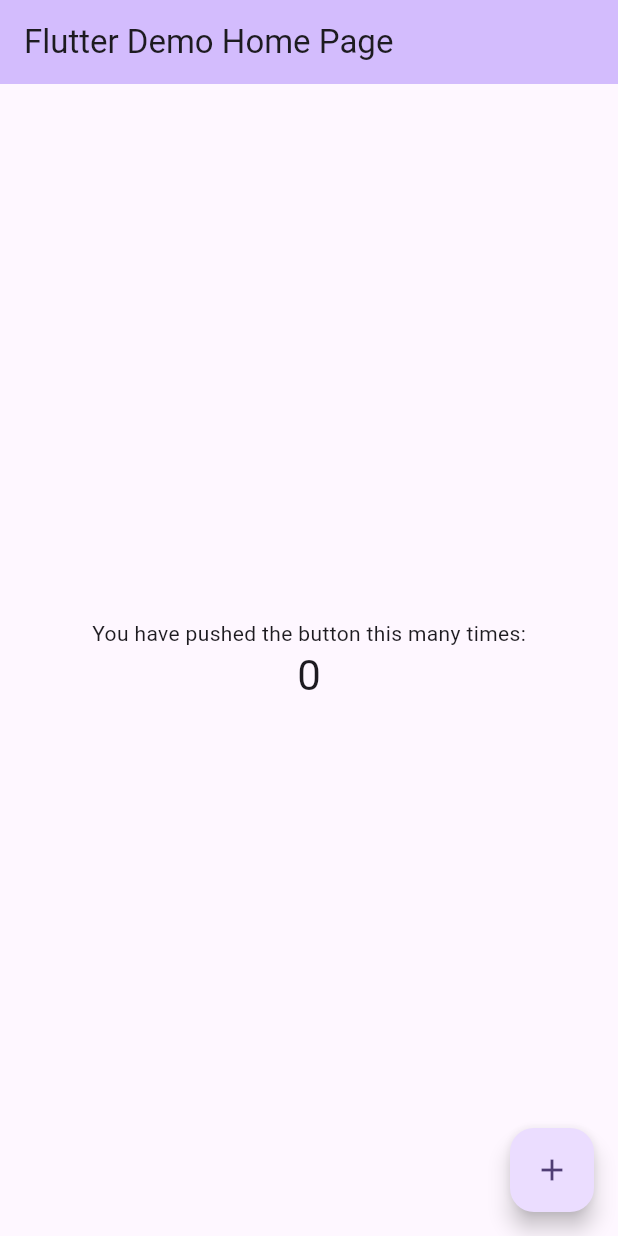
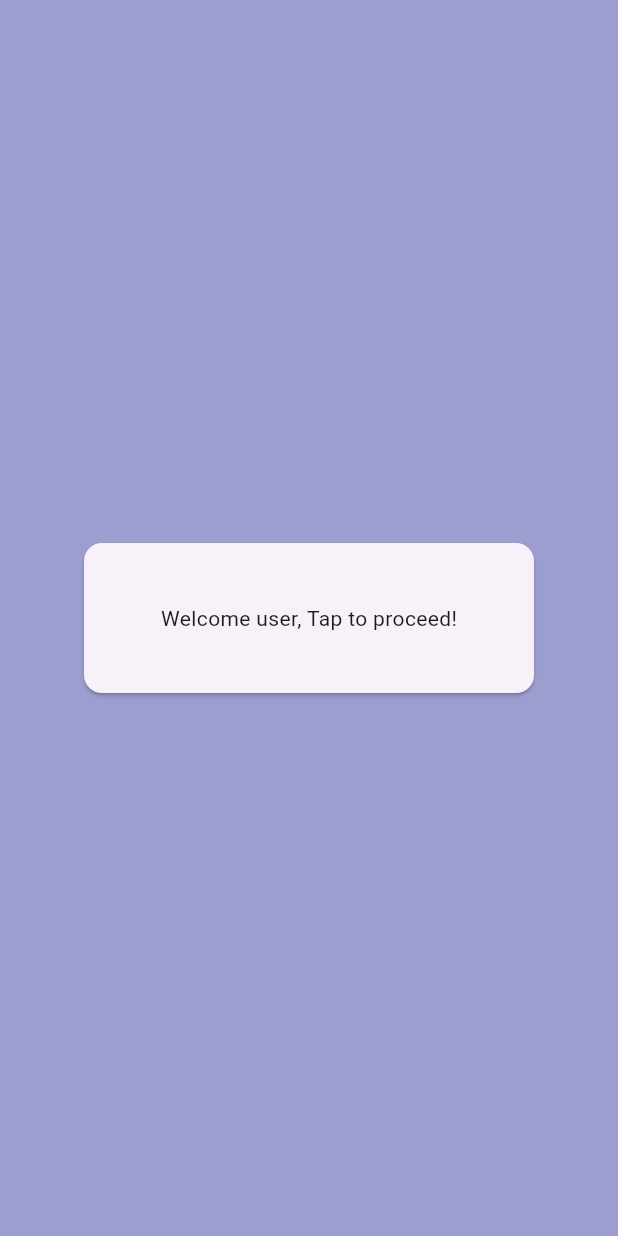
Before and after one commit to Sibu464/flutterApp, a Flutter app: the screen it shows after launch, on a phone screen of 412 x 824 dp. Run offline on Flutter 3.47's test engine with Material 3 defaults, Android fonts, the phone set to English and light mode, and no system bars; our stand-ins replace fl_chart.

Commit message:
working version 1

```diff
--- a/Frontend/get_data/lib/core/constants/api_constants.dart
+++ b/Frontend/get_data/lib/core/constants/api_constants.dart
@@ -0,0 +1 @@
+ String getPointsUrl = "http://127.0.0.1:8000/sawtooth/next3/";
--- /dev/null
+++ b/Frontend/get_data/lib/core/widgets/responsive.dart
@@ -0,0 +1,34 @@
+import 'package:flutter/material.dart';
+
+class Responsive extends StatelessWidget {
+  final Widget mobile;
+  final Widget tablet;
+  final Widget desktop;
+
+  const Responsive(
+      {super.key,
+      required this.mobile,
+      required this.tablet,
+      required this.desktop});
+
+  static bool isMobile(BuildContext context) =>
+      MediaQuery.of(context).size.width < 850;
+
+  static bool isTablet(BuildContext context) =>
+      MediaQuery.of(context).size.width >= 850 &&
+      MediaQuery.of(context).size.width < 1100;
+
+  static bool isDesktop(BuildContext context) =>
+      MediaQuery.of(context).size.width >= 1100;
+
+  @override
+  Widget build(BuildContext context) {
+    if (isDesktop(context)) {
+      return desktop;
+    } else if (isTablet(context)) {
+      return tablet;
+    } else {
+      return mobile;
+    }
+  }
+}
--- /dev/null
+++ b/Frontend/get_data/lib/home.dart
@@ -0,0 +1,25 @@
+import 'package:flutter/material.dart';
+import 'package:get_data/core/widgets/responsive.dart';
+import 'package:get_data/screens/welcome_screen.dart';
+
+class Home extends StatefulWidget {
+  const Home({super.key});
+
+  @override
+  State<Home> createState() => _HomeState();
+}
+
+class _HomeState extends State<Home> {
+  @override
+  Widget build(BuildContext context) {
+    return Scaffold(
+        body: SafeArea(
+            //         child: Row(
+            //   children: [
+            //     if (Responsive.isDesktop(context))
+            //       const Expanded(flex: 5, child: WelcomeScreen()),
+            //   ],
+            // )
+            child: WelcomeScreen()));
+  }
+}
--- a/Frontend/get_data/lib/main.dart
+++ b/Frontend/get_data/lib/main.dart
@@ -1,4 +1,5 @@
 import 'package:flutter/material.dart';
+import 'package:get_data/home.dart';
 
 void main() {
   runApp(const MyApp());
@@ -7,119 +8,15 @@
 class MyApp extends StatelessWidget {
   const MyApp({super.key});
 
-  // This widget is the root of your application.
   @override
   Widget build(BuildContext context) {
     return MaterialApp(
       title: 'Flutter Demo',
       theme: ThemeData(
-        // This is the theme of your application.
-        //
-        // TRY THIS: Try running your application with "flutter run". You'll see
-        // the application has a purple toolbar. Then, without quitting the app,
-        // try changing the seedColor in the colorScheme below to Colors.green
-        // and then invoke "hot reload" (save your changes or press the "hot
-        // reload" button in a Flutter-supported IDE, or press "r" if you used
-        // the command line to start the app).
-        //
-        // Notice that the counter didn't reset back to zero; the application
-        // state is not lost during the reload. To reset the state, use hot
-        // restart instead.
-        //
-        // This works for code too, not just values: Most code changes can be
-        // tested with just a hot reload.
         colorScheme: ColorScheme.fromSeed(seedColor: Colors.deepPurple),
         useMaterial3: true,
       ),
-      home: const MyHomePage(title: 'Flutter Demo Home Page'),
+      home: const Home(),
     );
   }
 }
-
-class MyHomePage extends StatefulWidget {
-  const MyHomePage({super.key, required this.title});
-
-  // This widget is the home page of your application. It is stateful, meaning
-  // that it has a State object (defined below) that contains fields that affect
-  // how it looks.
-
-  // This class is the configuration for the state. It holds the values (in this
-  // case the title) provided by the parent (in this case the App widget) and
-  // used by the build method of the State. Fields in a Widget subclass are
-  // always marked "final".
-
-  final String title;
-
-  @override
-  State<MyHomePage> createState() => _MyHomePageState();
-}
-
-class _MyHomePageState extends State<MyHomePage> {
-  int _counter = 0;
-
-  void _incrementCounter() {
-    setState(() {
-      // This call to setState tells the Flutter framework that something has
-      // changed in this State, which causes it to rerun the build method below
-      // so that the display can reflect the updated values. If we changed
-      // _counter without calling setState(), then the build method would not be
-      // called again, and so nothing would appear to happen.
-      _counter++;
-    });
-  }
-
-  @override
-  Widget build(BuildContext context) {
-    // This method is rerun every time setState is called, for instance as done
-    // by the _incrementCounter method above.
-    //
-    // The Flutter framework has been optimized to make rerunning build methods
-    // fast, so that you can just rebuild anything that needs updating rather
-    // than having to individually change instances of widgets.
-    return Scaffold(
-      appBar: AppBar(
-        // TRY THIS: Try changing the color here to a specific color (to
-        // Colors.amber, perhaps?) and trigger a hot reload to see the AppBar
-        // change color while the other colors stay the same.
-        backgroundColor: Theme.of(context).colorScheme.inversePrimary,
-        // Here we take the value from the MyHomePage object that was created by
-        // the App.build method, and use it to set our appbar title.
-        title: Text(widget.title),
-      ),
-      body: Center(
-        // Center is a layout widget. It takes a single child and positions it
-        // in the middle of the parent.
-        child: Column(
-          // Column is also a layout widget. It takes a list of children and
-          // arranges them vertically. By default, it sizes itself to fit its
-          // children horizontally, and tries to be as tall as its parent.
-          //
-          // Column has various properties to control how it sizes itself and
-          // how it positions its children. Here we use mainAxisAlignment to
-          // center the children vertically; the main axis here is the vertical
-          // axis because Columns are vertical (the cross axis would be
-          // horizontal).
-          //
-          // TRY THIS: Invoke "debug painting" (choose the "Toggle Debug Paint"
-          // action in the IDE, or press "p" in the console), to see the
-          // wireframe for each widget.
-          mainAxisAlignment: MainAxisAlignment.center,
-          children: <Widget>[
-            const Text(
-              'You have pushed the button this many times:',
-            ),
-            Text(
-              '$_counter',
-              style: Theme.of(context).textTheme.headlineMedium,
-            ),
-          ],
-        ),
-      ),
-      floatingActionButton: FloatingActionButton(
-        onPressed: _incrementCounter,
-        tooltip: 'Increment',
-        child: const Icon(Icons.add),
-      ), // This trailing comma makes auto-formatting nicer for build methods.
-    );
-  }
-}
--- /dev/null
+++ b/Frontend/get_data/lib/screens/mobile/mobile.dart
@@ -0,0 +1,34 @@
+import 'package:flutter/material.dart';
+import 'package:get_data/screens/graph%20screen.dart';
+
+class MobileWelcome extends StatelessWidget {
+  const MobileWelcome({super.key});
+
+  @override
+  Widget build(BuildContext context) {
+    return Scaffold(
+        backgroundColor: Color.fromRGBO(155, 158, 206, 58),
+        body: Center(
+          child: Card(
+            clipBehavior: Clip.hardEdge,
+            child: InkWell(
+              splashColor: Colors.blue.withAlpha(30),
+              onTap: () {
+                Navigator.push(
+                  context,
+                  MaterialPageRoute(builder: (context) => SawtoothGraph()),
+                );
+
+              },
+              child: const SizedBox(
+                width: 300,
+                height: 100,
+                child: const Center(
+                  child: Text('Welcome user, Tap to proceed!'),
+                ),
+              ),
+            ),
+          ),
+        ));
+  }
+}
--- a/Frontend/get_data/lib/screens/welcome_screen.dart
+++ b/Frontend/get_data/lib/screens/welcome_screen.dart
@@ -0,0 +1,17 @@
+import 'package:flutter/material.dart';
+import 'package:get_data/core/widgets/responsive.dart';
+import 'package:get_data/screens/Tablet/tablet.dart';
+import 'package:get_data/screens/desktop/desktop.dart';
+import 'package:get_data/screens/mobile/mobile.dart';
+
+class WelcomeScreen extends StatelessWidget {
+  const WelcomeScreen({super.key});
+
+  @override
+  Widget build(BuildContext context) {
+    return Responsive(
+        desktop: DesktopWelcome(),
+        mobile: MobileWelcome(),
+        tablet: TabletWelcome());
+  }
+}
--- a/Frontend/get_data/pubspec.yaml
+++ b/Frontend/get_data/pubspec.yaml
@@ -30,10 +30,12 @@ environment:
 dependencies:
   flutter:
     sdk: flutter
+  http: ^0.13.6
 
   # The following adds the Cupertino Icons font to your application.
   # Use with the CupertinoIcons class for iOS style icons.
   cupertino_icons: ^1.0.8
+  fl_chart: ^0.70.2
 
 dev_dependencies:
   flutter_test:
```
Also changed, not shown: Frontend/get_data/lib/core/services/api_service.dart (+22 -0 lines), Frontend/get_data/lib/screens/Tablet/tablet.dart (added, +38 -0 lines), Frontend/get_data/lib/screens/desktop/desktop.dart (added, +33 -0 lines), Frontend/get_data/lib/screens/graph screen.dart (+152 -0 lines), Frontend/get_data/lib/core/widgets/graph.dart (deleted), Frontend/get_data/pubspec.lock, 5 other files.
